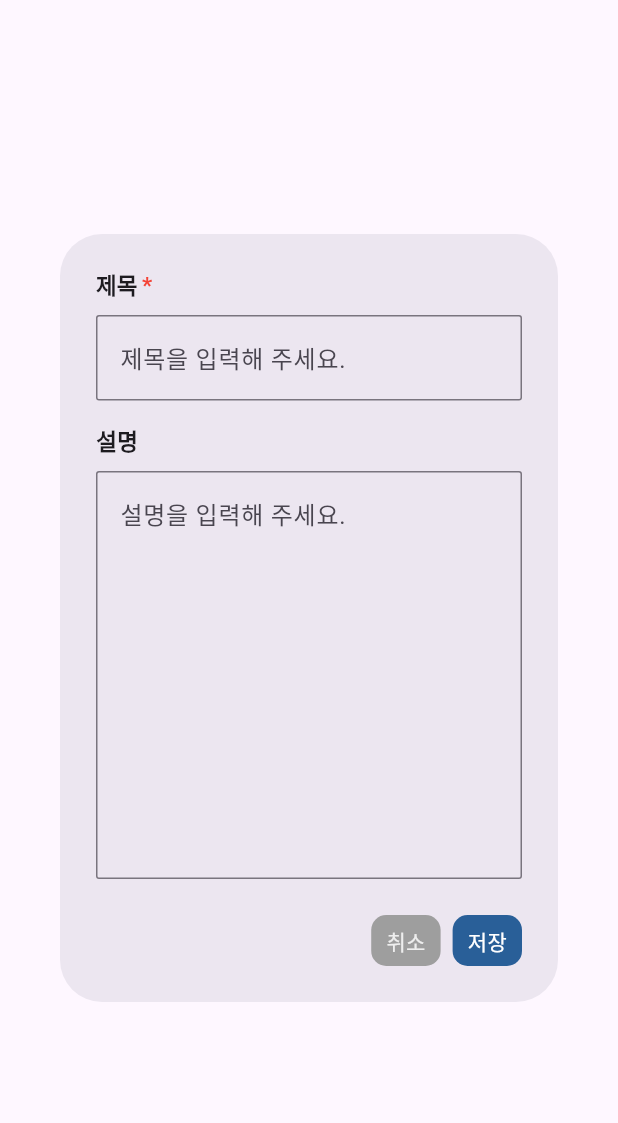
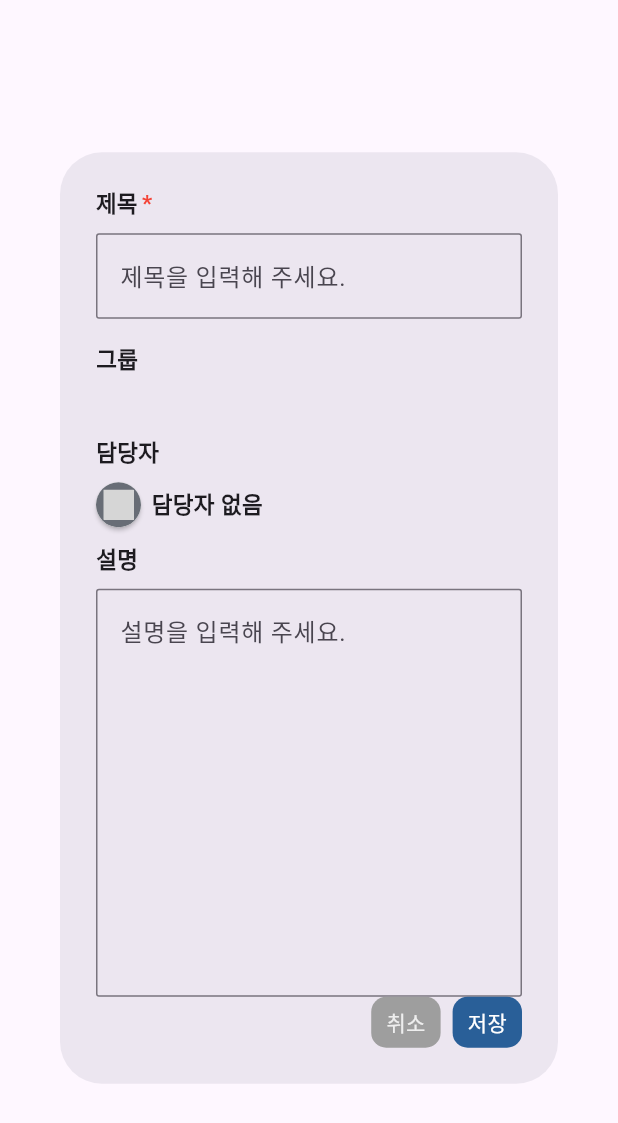
Before and after one commit to 812jay/todo_list, a Flutter app: the ProductEditDialog widget shown alone on an empty page, opened directly, on a phone screen of 412 x 824 dp. Shown: the top 1123 px of the screen. Run offline on Flutter 3.47's test engine with Material 3 defaults, Android fonts, the phone set to English and light mode, and no system bars; drawn by our look-alikes of circular_profile_avatar; our stand-ins replace cloud_firestore, flutter_svg, freezed_annotation, get, logger; missing offline and left inert: appflowy_board, hovering; accounts and stored records are empty; grey boxes are pictures that could not be loaded.

Commit message:
feat: user avatar 추가

```diff
--- a/lib/app/domain/product/controllers/product_controller.dart
+++ b/lib/app/domain/product/controllers/product_controller.dart
@@ -63,12 +63,17 @@ class ProductController extends GetxController {
     ) as AppFlowyGroupItem;
   }
 
-  void onTapItem(BuildContext context, {ParsedProductItemRes? item}) {
-    AppLogger.debug('onTapItem: $item');
+  void onTapItem(
+    BuildContext context, {
+    ParsedProductItemRes? item,
+    String? groupTitle,
+  }) {
+    AppLogger.debug(groupTitle);
     showDialog(
       context: context,
       builder: (context) => ProductEditDialog(
         productItem: item,
+        groupTitle: groupTitle,
       ),
     );
   }
--- a/lib/app/domain/product/views/product_screen.dart
+++ b/lib/app/domain/product/views/product_screen.dart
@@ -51,7 +51,10 @@ class ProductScreen extends GetView<ProductController> {
           footerBuilder: (context, groupData) {
             return AppFlowyGroupFooter(
               onAddButtonClick: () {
-                controller.onTapItem(context);
+                controller.onTapItem(
+                  context,
+                  groupTitle: groupData.id,
+                );
               },
               icon: const Icon(Icons.add),
               height: 50,
--- a/lib/app/domain/product/views/widgets/product_edit_dialog.dart
+++ b/lib/app/domain/product/views/widgets/product_edit_dialog.dart
@@ -3,14 +3,17 @@ import 'package:get/get.dart';
 import 'package:todo_list/app/domain/product/models/product/product.dart';
 import 'package:todo_list/app/domain/user/models/user.dart';
 import 'package:todo_list/core/utils/component/base_text_field.dart';
+import 'package:todo_list/core/utils/component/user_avatar.dart';
 import 'package:todo_list/core/utils/constants.dart';
 
 class ProductEditDialog extends StatefulWidget {
   const ProductEditDialog({
     super.key,
+    this.groupTitle,
     this.productItem,
     this.onTapAddButton,
   });
+  final String? groupTitle;
   final ParsedProductItemRes? productItem;
   final Function(String, String, String, UserRes?)? onTapAddButton;
 
@@ -48,24 +51,49 @@ class _ProductEditDialogState extends State<ProductEditDialog> {
         isRequired: true,
         maxLines: 1,
       ),
-      content: ConstrainedBox(
-        constraints: BoxConstraints(
-          maxHeight: context.height * 0.5,
+      content: SizedBox(
+        width: context.width,
+        height: context.height * 0.5,
+        child: Column(
+          crossAxisAlignment: CrossAxisAlignment.start,
+          children: [
+            const Text(
+              '그룹',
+              style: TextStyle(
+                fontSize: 15,
+                fontWeight: FontWeight.bold,
               ),
-        child: SizedBox(
-          width: context.width,
-          child: SingleChildScrollView(
-            child: Column(
-              children: [
-                BaseTextField(
+            ),
+            const SizedBox(height: 10),
+            Text(
+              widget.groupTitle != null
+                  ? widget.groupTitle!
+                  : widget.productItem?.groupTitle ?? '',
+              style: const TextStyle(
+                fontSize: 15,
+                fontWeight: FontWeight.bold,
+              ),
+            ),
+            const SizedBox(height: 10),
+            const Text(
+              '담당자',
+              style: TextStyle(
+                fontSize: 15,
+                fontWeight: FontWeight.bold,
+              ),
+            ),
+            const SizedBox(height: 10),
+            UserAvatar(user: widget.productItem?.assignee),
+            const SizedBox(height: 10),
+            SingleChildScrollView(
+              child: BaseTextField(
                 controller: contentController,
                 title: '설명',
                 hintText: '설명을 입력해 주세요.',
                 maxLines: 10,
-                )
-              ],
               ),
             ),
+          ],
         ),
       ),
       actions: [
--- /dev/null
+++ b/lib/core/utils/component/asset_icon.dart
@@ -0,0 +1,41 @@
+import 'package:flutter/material.dart';
+import 'package:flutter_svg/svg.dart';
+
+class AssetIcon extends StatelessWidget {
+  const AssetIcon(
+    this.path, {
+    super.key,
+    this.color,
+    this.size,
+    this.fit,
+  });
+
+  final String path;
+  final Color? color;
+  final double? size;
+  final BoxFit? fit;
+
+  @override
+  Widget build(BuildContext context) {
+    final imgType = path.split('.').last;
+    if (imgType == 'svg') {
+      return SvgPicture.asset(
+        path,
+        width: size,
+        height: size,
+        colorFilter: ColorFilter.mode(
+          // color ?? context.color.black,
+          color ?? Colors.black,
+          BlendMode.srcIn,
+        ),
+        fit: fit ?? BoxFit.contain,
+      );
+    }
+    return Image.asset(
+      path,
+      width: size,
+      height: size,
+      fit: fit ?? BoxFit.contain,
+    );
+  }
+}
--- /dev/null
+++ b/lib/core/utils/component/user_avatar.dart
@@ -0,0 +1,55 @@
+import 'package:circular_profile_avatar/circular_profile_avatar.dart';
+import 'package:flutter/material.dart';
+import 'package:todo_list/app/domain/user/models/user.dart';
+import 'package:todo_list/core/utils/component/asset_icon.dart';
+import 'package:todo_list/core/utils/constants.dart';
+
+class UserAvatar extends StatelessWidget {
+  const UserAvatar({
+    super.key,
+    this.user,
+  });
+  final UserRes? user;
+
+  @override
+  Widget build(BuildContext context) {
+    return Row(
+      children: [
+        SizedBox(
+          width: 30,
+          height: 30,
+          child: CircularProfileAvatar(
+            '',
+            imageFit: BoxFit.contain,
+            backgroundColor: AppColors.avatarBackgroud,
+            elevation: 1.2,
+            child: Center(
+              child: user != null
+                  ? Text(
+                      user!.name.split('')[0],
+                      style: const TextStyle(
+                        fontSize: 15,
+                        fontWeight: FontWeight.bold,
+                        color: Colors.white,
+                      ),
+                    )
+                  : const AssetIcon(
+                      'svgs/user.svg',
+                      size: 20,
+                      color: Colors.white,
+                    ),
+            ),
+          ),
+        ),
+        const SizedBox(width: 7),
+        Text(
+          user?.name ?? '담당자 없음',
+          style: const TextStyle(
+            fontSize: 15,
+            fontWeight: FontWeight.bold,
+          ),
+        ),
+      ],
+    );
+  }
+}
--- a/lib/core/utils/constants.dart
+++ b/lib/core/utils/constants.dart
@@ -6,4 +6,5 @@ class AppColors {
   static const productGroupItem = Color(0XFFEEEDEB);
   static const cancelButton = Color(0XFFEEEEEE);
   static const saveButton = Color(0XFF295F98);
+  static const avatarBackgroud = Color(0XFF686D76);
 }
--- a/lib/core/utils/dummy_data.dart
+++ b/lib/core/utils/dummy_data.dart
@@ -8,9 +8,6 @@ class DummyData {
         {
           "groupTitle": "할 일",
           "title": "새로운 블로그 글 작성",
-          "assignee": {
-            "name": "김철수",
-          },
           "content":
               "다음 주에 발행할 블로그 글 주제를 정하고, 키워드 분석을 통해 SEO에 적합한 콘텐츠를 기획한 후 초안을 작성합니다. 또한 이미지나 그래프 등 시각 자료에 대한 아이디어를 포함시킬 예정입니다.",
           "createdAt": Timestamp.now(),
```
Also changed, not shown: pubspec.yaml (+4 -3 lines), assets/svgs/user.svg (added), pubspec.lock, 1 other file. Lines whose indentation alone changed are shown as unchanged.
